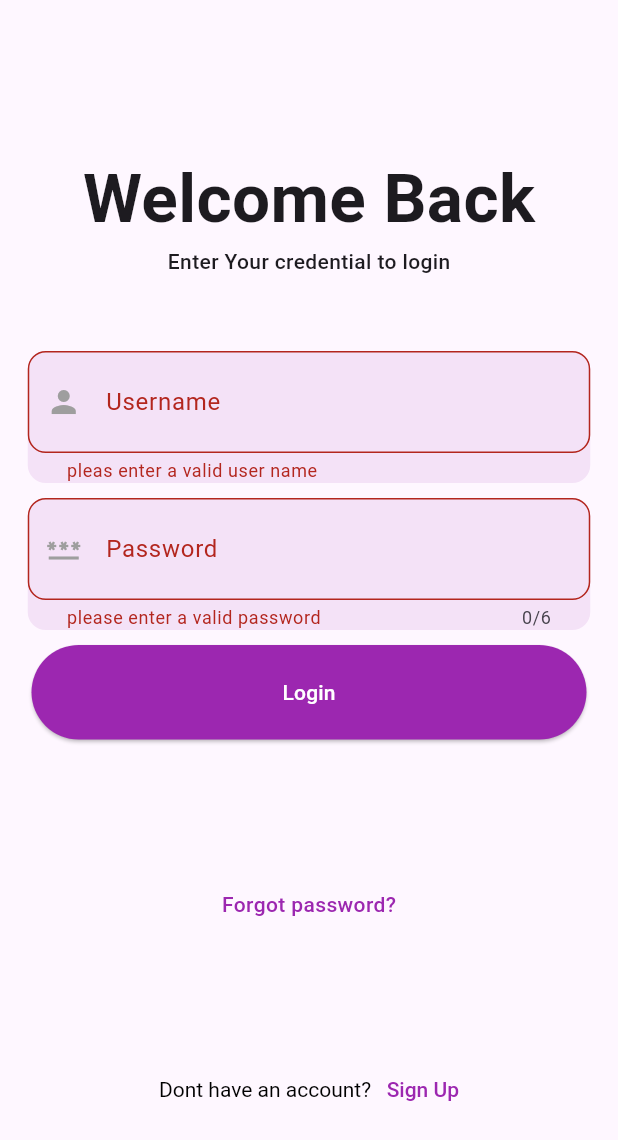
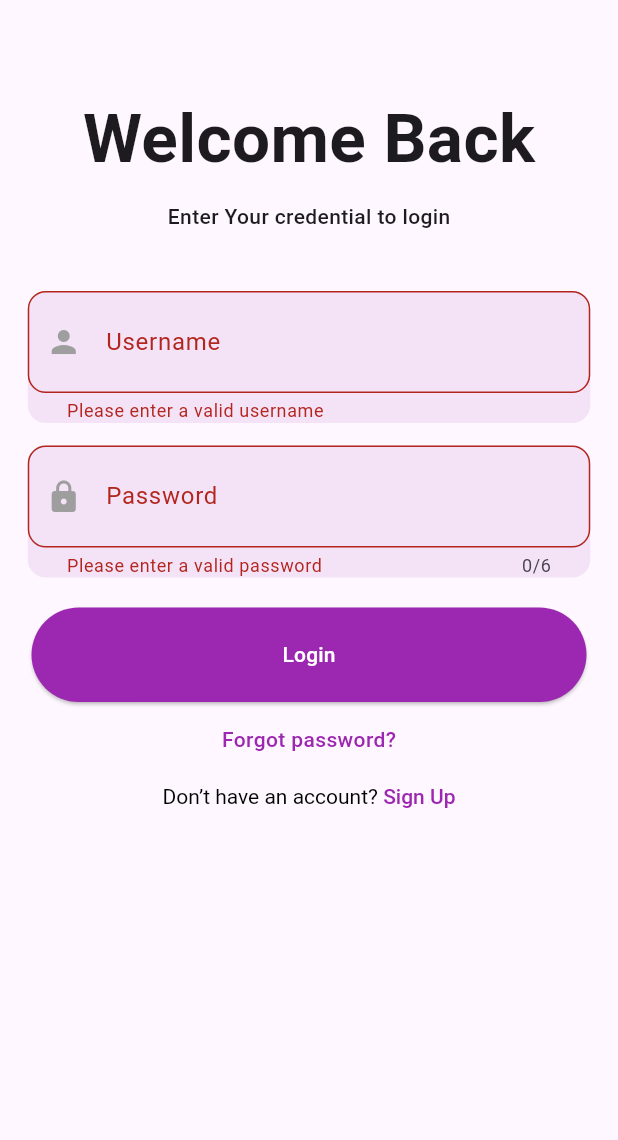
Before and after one commit to Gohil-Priyesh/BMI_flutter, a Flutter app: the screen it shows after launch, after a tap on "Login", on a phone screen of 412 x 824 dp. Shown: the top 1140 px of the screen. Run offline on Flutter 3.47's test engine with Material 3 defaults, Android fonts, the light colour scheme and no system bars; our stand-ins replace email_validator, sqflite; accounts and stored records are empty.

Commit message:
removed flexible widget and build an apk

```diff
--- a/lib/Home/HomePage.dart
+++ b/lib/Home/HomePage.dart
@@ -20,6 +20,7 @@ class _HomepageState extends State<Homepage> {
     return Scaffold(
       appBar: AppBar(
         title: const Text('BMI'),
+        automaticallyImplyLeading: false,
         backgroundColor: Colors.lightBlue,
       ),
       body: Container(
--- a/lib/login_prototype/loginscreen.dart
+++ b/lib/login_prototype/loginscreen.dart
@@ -1,9 +1,8 @@
+
 import 'package:bmi_flutter/Home/HomePage.dart';
 import 'package:bmi_flutter/login_prototype/reg_screen.dart';
+import 'package:flutter/gestures.dart';
 import 'package:flutter/material.dart';
-
-
-
 import 'SQLHelper.dart';
 
 class LoginScreen extends StatefulWidget {
@@ -14,134 +13,138 @@ class LoginScreen extends StatefulWidget {
 }
 
 class _LoginScreenState extends State<LoginScreen> {
-  List<Map<String, dynamic>>_authintcate = [];
-
-  @override
-  void initState() {
-    super.initState();
-  }
-
   final TextEditingController _username = TextEditingController();
   final TextEditingController _password = TextEditingController();
   final _formKey = GlobalKey<FormState>();
 
-
   @override
   Widget build(BuildContext context) {
     return Scaffold(
-      body: Center(
+      body: SafeArea(
+        child: SingleChildScrollView(
+          child: Center(
             child: Form(
               key: _formKey,
               child: Column(
                 crossAxisAlignment: CrossAxisAlignment.center,
                 children: [
-              SizedBox(height: 100,),
-              Text('Welcome Back',
-                style: TextStyle(fontSize: 45, fontWeight: FontWeight.bold),),
-              Text('Enter Your credential to login',
-                style: TextStyle(fontWeight: FontWeight.w500),),
-              SizedBox(height: 50,),
+                  const SizedBox(height: 60),
+                  const Text(
+                    'Welcome Back',
+                    style: TextStyle(fontSize: 45, fontWeight: FontWeight.bold),
+                  ),
+                  const SizedBox(height: 10),
+                  const Text(
+                    'Enter Your credential to login',
+                    style: TextStyle(fontWeight: FontWeight.w500),
+                  ),
+                  const SizedBox(height: 40),
                   SizedBox(
                     width: 375,
                     child: Container(
                       decoration: BoxDecoration(
                         borderRadius: BorderRadius.circular(12),
-                      color: Colors.purple.withOpacity(0.1)
+                        color: Colors.purple.withOpacity(0.1),
                       ),
                       child: TextFormField(
                         controller: _username,
-                    validator: (value){
-                      if(value == null || value.length <= 1 || value.isEmpty){
-                        return "pleas enter a valid user name";
+                        validator: (value) {
+                          if (value == null || value.isEmpty || value.length <= 1) {
+                            return "Please enter a valid username";
                           }
                           return null;
                         },
                         autovalidateMode: AutovalidateMode.onUserInteraction,
                         decoration: InputDecoration(
-                        contentPadding: EdgeInsets.all(22),
-                        label: Text('Username'),
-                        prefixIcon: Icon(Icons.person, color: Colors.grey,),
+                          contentPadding: const EdgeInsets.all(22),
+                          label: const Text('Username'),
+                          prefixIcon: const Icon(Icons.person, color: Colors.grey),
                           border: OutlineInputBorder(
-                            borderRadius: BorderRadius.circular(12))),
+                            borderRadius: BorderRadius.circular(12),
                           ),
                         ),
                       ),
-              SizedBox(height: 10,),
+                    ),
+                  ),
+                  const SizedBox(height: 15),
                   SizedBox(
                     width: 375,
                     child: Container(
                       decoration: BoxDecoration(
                         borderRadius: BorderRadius.circular(12),
-                      color: Colors.purple.withOpacity(0.1)
+                        color: Colors.purple.withOpacity(0.1),
                       ),
                       child: TextFormField(
                         controller: _password,
-                    validator: (pass){
-                      if(pass == null || pass.isEmpty || pass.length < 6){
-                        return "please enter a valid password ";
+                        validator: (pass) {
+                          if (pass == null || pass.isEmpty || pass.length < 6) {
+                            return "Please enter a valid password";
                           }
                           return null;
-
                         },
-                    /// for auto validating the input when the user interact with the TextForField
                         autovalidateMode: AutovalidateMode.onUserInteraction,
-                    decoration: InputDecoration(
-                        contentPadding: EdgeInsets.all(22),
-                        label: Text('Password'),
-                        prefixIcon: Icon(Icons.password, color: Colors.grey,),
-                        border: OutlineInputBorder(
-                            borderRadius: BorderRadius.circular(12))),
                         obscureText: true,
                         maxLength: 6,
-
+                        decoration: InputDecoration(
+                          contentPadding: const EdgeInsets.all(22),
+                          label: const Text('Password'),
+                          prefixIcon: const Icon(Icons.lock, color: Colors.grey),
+                          border: OutlineInputBorder(
+                            borderRadius: BorderRadius.circular(12),
                           ),
                         ),
                       ),
-              SizedBox(height: 10,),
+                    ),
+                  ),
+                  const SizedBox(height: 20),
                   SizedBox(
                     height: 63,
                     width: 370,
                     child: ElevatedButton(
-                    style: ButtonStyle(
-                        backgroundColor: WidgetStatePropertyAll(Colors.purple)),
+                      style: const ButtonStyle(
+                        backgroundColor: WidgetStatePropertyAll(Colors.purple),
+                      ),
                       onPressed: () {
-                      if(_formKey.currentState!.validate() == true){
+                        if (_formKey.currentState!.validate()) {
                           _authenticateUser();
                         }
                       },
-                    child: Text('Login', style: TextStyle(color: Colors.white),)),
+                      child: const Text('Login', style: TextStyle(color: Colors.white)),
                     ),
-              Flexible(child: SizedBox(height: 100,)),
-              Flexible(child: Text('Forgot password?', style: TextStyle(
-                  color: Colors.purple, fontWeight: FontWeight.w500),)),
-              Flexible(child: SizedBox(height: 120,)),
-              InkWell(onTap: () {
-               // _authUser();
+                  ),
+                  const SizedBox(height: 15),
+                  const Text(
+                    'Forgot password?',
+                    style: TextStyle(color: Colors.purple, fontWeight: FontWeight.w500),
+                  ),
+                  const SizedBox(height: 20),
+                  RichText(
+                    text: TextSpan(
+                      children: [
+                        const TextSpan(text: 'Don’t have an account? ', style: TextStyle(color: Colors.black)),
+                        TextSpan(
+                          text: 'Sign Up',
+                          style: const TextStyle(color: Colors.purple, fontWeight: FontWeight.w500),
+                          recognizer: TapGestureRecognizer()
+                            ..onTap = () {
+                              Navigator.push(
+                                context,
+                                MaterialPageRoute(builder: (context) => SignupPage()),
+                              );
                             },
-                child: Flexible(
-                  child: InkWell(
-                    onTap: () {
-                      Navigator.push(context,
-                          MaterialPageRoute(builder: (context) => SignupPage(),));
-                    },
-                    child: RichText(text: TextSpan(
-                        children: [
-                          TextSpan(
-                              text: 'Dont have an account?   ', style: TextStyle(
-                              color: Colors.black)),
-                          TextSpan(text: 'Sign Up', style: TextStyle(color: Colors
-                              .purple, fontWeight: FontWeight.w500)),
-                        ]
-                    )),
                         ),
+                      ],
                     ),
                   ),
                 ],
               ),
             ),
           ),
+        ),
+      ),
     );
   }
+
   Future<void> _authenticateUser() async {
     String username = _username.text;
     String password = _password.text;
@@ -149,17 +152,13 @@ class _LoginScreenState extends State<LoginScreen> {
     bool isAuthenticated = await SQLHelper.authenticate(username, password);
 
     if (isAuthenticated) {
-      Navigator.pushReplacement(context, MaterialPageRoute(builder: (context) => Homepage(),));
-      // successful login
-      ScaffoldMessenger.of(context).showSnackBar(
-          SnackBar(content: Text('Login successful!'))
+      Navigator.pushReplacement(
+        context,
+        MaterialPageRoute(builder: (context) => const Homepage()),
       );
-      // Navigator.pushReplacement(context, MaterialPageRoute(builder: (context) => HomePage()));
+      ScaffoldMessenger.of(context).showSnackBar(const SnackBar(content: Text('Login successful!')));
     } else {
-      // failed login
-      ScaffoldMessenger.of(context).showSnackBar(
-          SnackBar(content: Text('Invalid username or password'))
-      );
+      ScaffoldMessenger.of(context).showSnackBar(const SnackBar(content: Text('Invalid username or password')));
     }
   }
 }
```
Also changed, not shown: lib/Home/HealthyWeight.dart (+49 -0 lines), lib/Home/OverWeight.dart (+56 -30 lines), lib/Home/UnderWeight.dart (+53 -0 lines), lib/login_prototype/reg_screen.dart (+1 -12 lines), pubspec.lock. Lines whose indentation alone changed are shown as unchanged.
